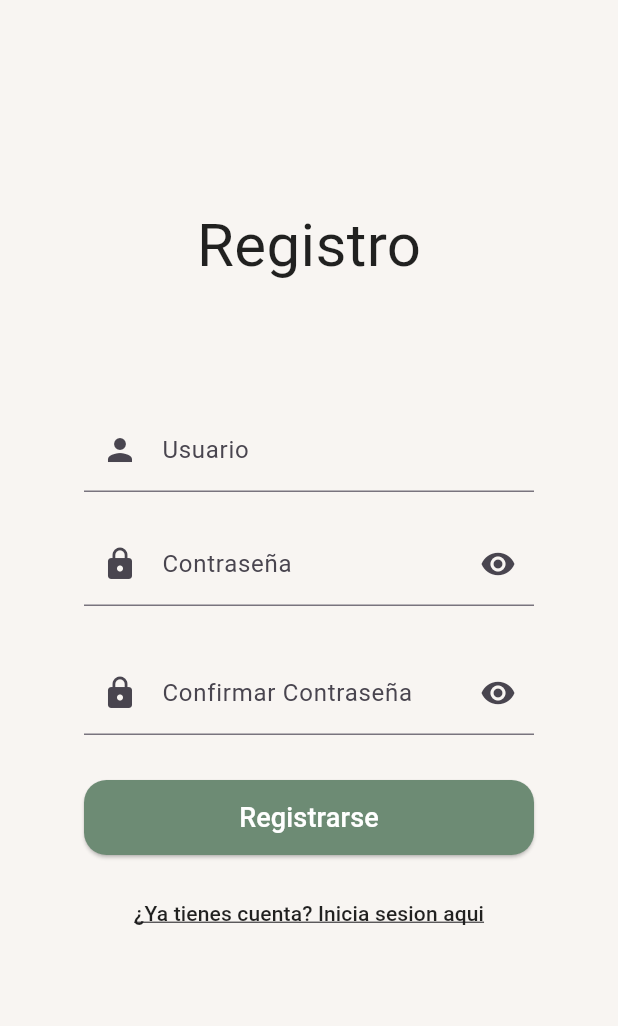
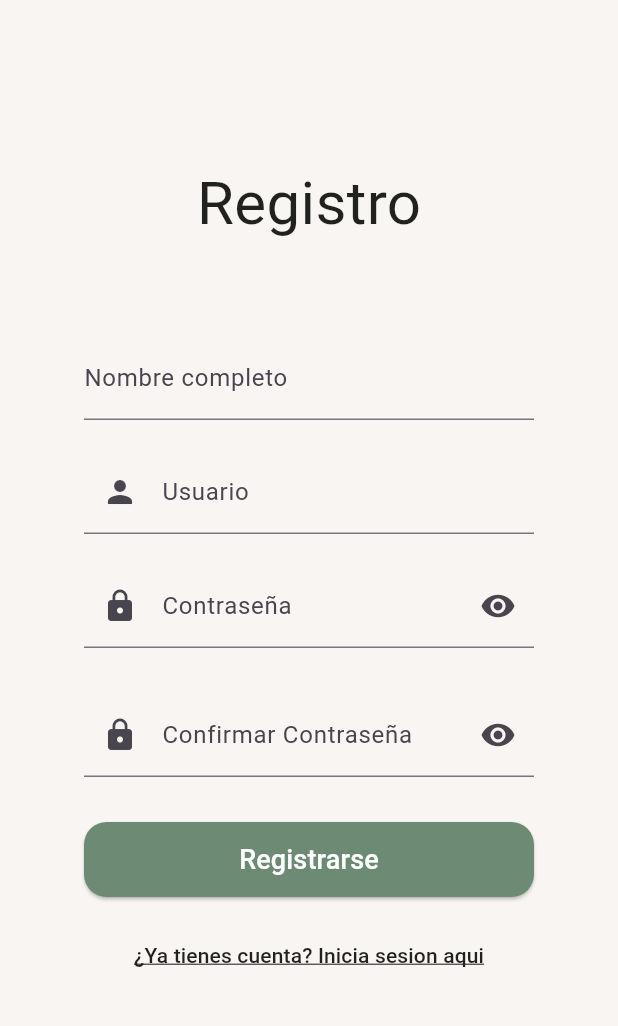
Before and after one commit to alejandro-herrera-ballestas/RutinaApp, a Flutter app: the registerScreen screen opened directly, on a phone screen of 412 x 824 dp, the part 84-1110 px from its top. Run offline on Flutter 3.47's test engine with Material 3 defaults, Android fonts, the phone set to English and light mode, and no system bars; our stand-ins replace image_picker.

Commit message:
Update register_screen.dart

```diff
--- a/lib/screens/register_screen.dart
+++ b/lib/screens/register_screen.dart
@@ -50,6 +50,17 @@ class _registerScreenState extends State<registerScreen>  {
 
             SizedBox(
               height: 60,
+            ),
+
+            SizedBox(   // registrar nombre
+              width: 300,
+              child: TextFormField(
+                controller: nombreController,
+                decoration: const InputDecoration(
+                  labelText: "Nombre completo",
+                  hintText: "Ingrese su nombre completo",
+                ),
+              ),
             ),
 
             SizedBox(
```
